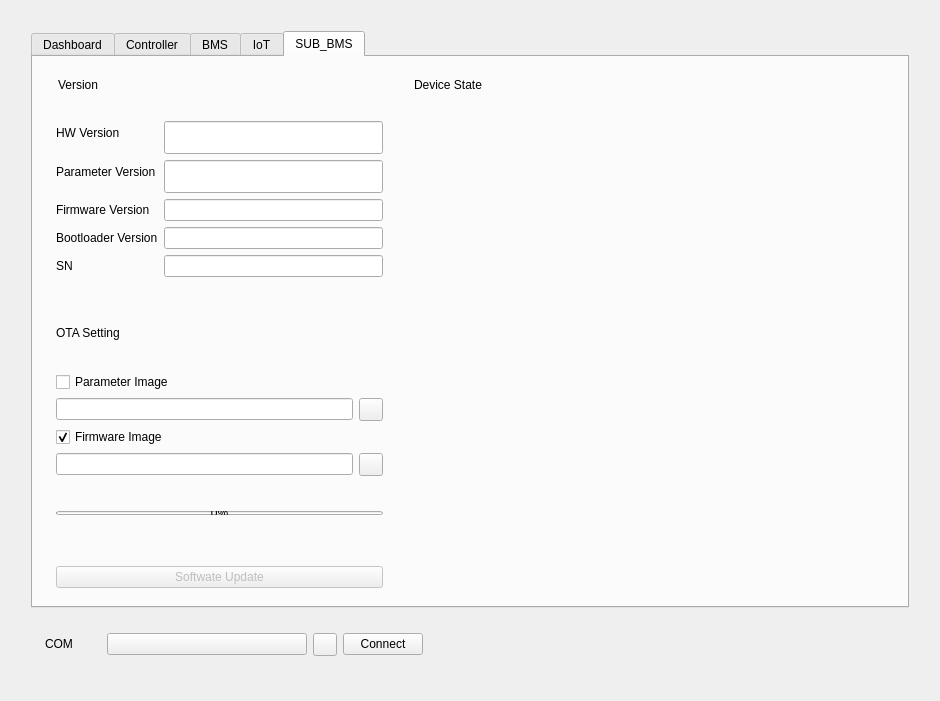
Weeeendi/AuthTestPlatform, file resource/ui/DeviceStateInterface_UI.ui: the form before one commit.
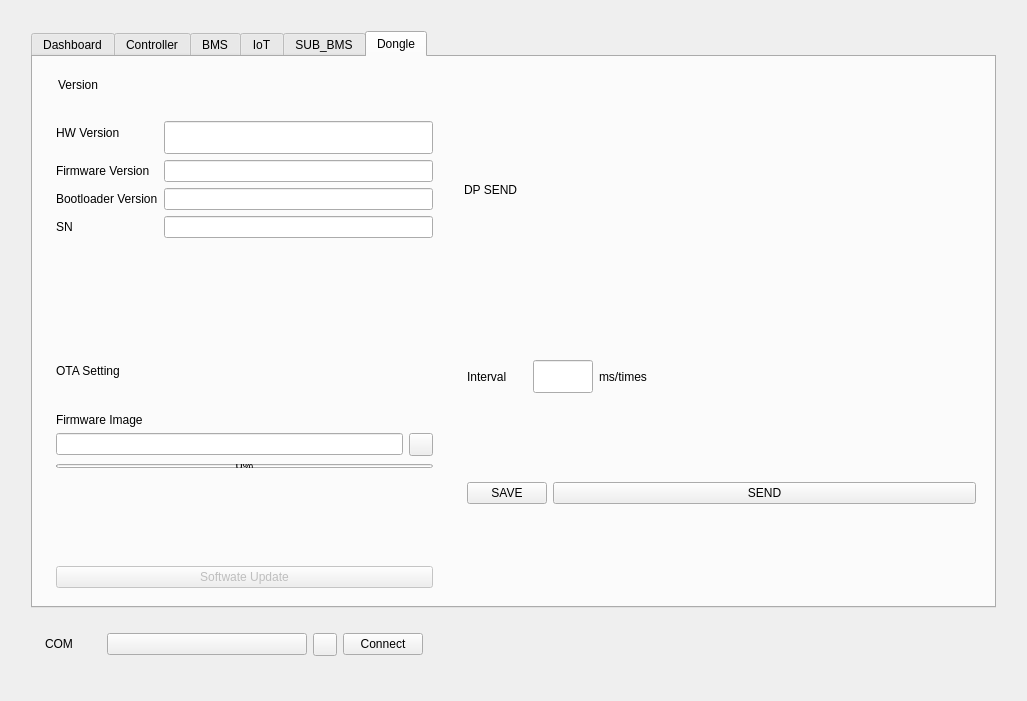
The form after the commit. The open tabs and pages were chosen to show the change. Icons and pictures are not drawn. Custom widgets are drawn as their Qt base class.

Commit message: feat(DpSend):添加Dongle页面下发 及 OTA dongle操作

The edit to the form file:
```diff
--- a/resource/ui/DeviceStateInterface_UI.ui
+++ b/resource/ui/DeviceStateInterface_UI.ui
@@ -6,7 +6,7 @@
    <rect>
     <x>0</x>
     <y>0</y>
-    <width>939</width>
+    <width>1027</width>
     <height>701</height>
    </rect>
   </property>
@@ -2841,7 +2841,11 @@
                    </widget>
                   </item>
                   <item row="4" column="1">
-                   <widget class="LineEdit" name="SN_5"/>
+                   <widget class="LineEdit" name="SN_5">
+                    <property name="readOnly">
+                     <bool>true</bool>
+                    </property>
+                   </widget>
                   </item>
                  </layout>
                 </item>
@@ -3088,7 +3092,7 @@
              <enum>QLayout::SetDefaultConstraint</enum>
             </property>
             <item>
-             <layout class="QVBoxLayout" name="verticalLayout_23" stretch="0,0,0">
+             <layout class="QVBoxLayout" name="verticalLayout_23" stretch="0,0">
               <property name="sizeConstraint">
                <enum>QLayout::SetMinAndMaxSize</enum>
               </property>
@@ -3197,11 +3201,443 @@
                 </item>
                </layout>
               </item>
+             </layout>
+            </item>
+           </layout>
+          </widget>
+         </item>
+        </layout>
+       </widget>
+       <widget class="QWidget" name="DONGLE_TAB">
+        <attribute name="title">
+         <string>Dongle</string>
+        </attribute>
+        <layout class="QHBoxLayout" name="horizontalLayout_48">
+         <item>
+          <widget class="CardWidget" name="SettingCard_11">
+           <property name="sizePolicy">
+            <sizepolicy hsizetype="Preferred" vsizetype="Expanding">
+             <horstretch>0</horstretch>
+             <verstretch>0</verstretch>
+            </sizepolicy>
+           </property>
+           <property name="minimumSize">
+            <size>
+             <width>350</width>
+             <height>0</height>
+            </size>
+           </property>
+           <property name="maximumSize">
+            <size>
+             <width>400</width>
+             <height>16777215</height>
+            </size>
+           </property>
+           <property name="styleSheet">
+            <string notr="true"/>
+           </property>
+           <layout class="QVBoxLayout" name="verticalLayout_54">
+            <item>
+             <layout class="QVBoxLayout" name="verticalLayout_55">
               <item>
-               <spacer name="verticalSpacer_21">
+               <layout class="QHBoxLayout" name="horizontalLayout_47">
+                <property name="leftMargin">
+                 <number>5</number>
+                </property>
+                <item>
+                 <spacer name="horizontalSpacer_55">
+                  <property name="orientation">
+                   <enum>Qt::Horizontal</enum>
+                  </property>
+                  <property name="sizeType">
+                   <enum>QSizePolicy::Fixed</enum>
+                  </property>
+                  <property name="sizeHint" stdset="0">
+                   <size>
+                    <width>2</width>
+                    <height>20</height>
+                   </size>
+                  </property>
+                 </spacer>
+                </item>
+                <item>
+                 <widget class="StrongBodyLabel" name="ParamConfLabel_11">
+                  <property name="text">
+                   <string>Version</string>
+                  </property>
+                 </widget>
+                </item>
+                <item>
+                 <spacer name="horizontalSpacer_56">
+                  <property name="orientation">
+                   <enum>Qt::Horizontal</enum>
+                  </property>
+                  <property name="sizeHint" stdset="0">
+                   <size>
+                    <width>40</width>
+                    <height>20</height>
+                   </size>
+                  </property>
+                 </spacer>
+                </item>
+               </layout>
+              </item>
+              <item>
+               <layout class="QVBoxLayout" name="verticalLayout_56">
+                <property name="leftMargin">
+                 <number>5</number>
+                </property>
+                <property name="topMargin">
+                 <number>10</number>
+                </property>
+                <item>
+                 <layout class="QFormLayout" name="formLayout_11">
+                  <property name="topMargin">
+                   <number>10</number>
+                  </property>
+                  <property name="bottomMargin">
+                   <number>10</number>
+                  </property>
+                  <item row="0" column="0">
+                   <widget class="BodyLabel" name="BodyLabel_PID_11">
+                    <property name="sizePolicy">
+                     <sizepolicy hsizetype="Expanding" vsizetype="Preferred">
+                      <horstretch>0</horstretch>
+                      <verstretch>0</verstretch>
+                     </sizepolicy>
+                    </property>
+                    <property name="minimumSize">
+                     <size>
+                      <width>0</width>
+                      <height>0</height>
+                     </size>
+                    </property>
+                    <property name="maximumSize">
+                     <size>
+                      <width>16777215</width>
+                      <height>16777215</height>
+                     </size>
+                    </property>
+                    <property name="text">
+                     <string>HW Version</string>
+                    </property>
+                   </widget>
+                  </item>
+                  <item row="0" column="1">
+                   <widget class="LineEdit" name="HWVersion_Dongle">
+                    <property name="sizePolicy">
+                     <sizepolicy hsizetype="Expanding" vsizetype="Fixed">
+                      <horstretch>0</horstretch>
+                      <verstretch>0</verstretch>
+                     </sizepolicy>
+                    </property>
+                    <property name="minimumSize">
+                     <size>
+                      <width>180</width>
+                      <height>33</height>
+                     </size>
+                    </property>
+                    <property name="text">
+                     <string/>
+                    </property>
+                    <property name="readOnly">
+                     <bool>true</bool>
+                    </property>
+                    <property name="clearButtonEnabled">
+                     <bool>false</bool>
+                    </property>
+                   </widget>
+                  </item>
+                  <item row="1" column="0">
+                   <widget class="BodyLabel" name="BodyLabel_31">
+                    <property name="text">
+                     <string>Firmware Version</string>
+                    </property>
+                   </widget>
+                  </item>
+                  <item row="1" column="1">
+                   <widget class="LineEdit" name="FirmwareVersion_Dongle">
+                    <property name="readOnly">
+                     <bool>true</bool>
+                    </property>
+                   </widget>
+                  </item>
+                  <item row="2" column="0">
+                   <widget class="BodyLabel" name="BodyLabel_32">
+                    <property name="text">
+                     <string>Bootloader Version</string>
+                    </property>
+                   </widget>
+                  </item>
+                  <item row="2" column="1">
+                   <widget class="LineEdit" name="BootVersion_Dongle">
+                    <property name="readOnly">
+                     <bool>true</bool>
+                    </property>
+                   </widget>
+                  </item>
+                  <item row="3" column="0">
+                   <widget class="BodyLabel" name="BodyLabel_33">
+                    <property name="text">
+                     <string>SN</string>
+                    </property>
+                   </widget>
+                  </item>
+                  <item row="3" column="1">
+                   <widget class="LineEdit" name="SN_Dongle">
+                    <property name="readOnly">
+                     <bool>true</bool>
+                    </property>
+                   </widget>
+                  </item>
+                 </layout>
+                </item>
+                <item>
+                 <spacer name="verticalSpacer_52">
+                  <property name="orientation">
+                   <enum>Qt::Vertical</enum>
+                  </property>
+                  <property name="sizeHint" stdset="0">
+                   <size>
+                    <width>20</width>
+                    <height>40</height>
+                   </size>
+                  </property>
+                 </spacer>
+                </item>
+                <item>
+                 <widget class="HorizontalSeparator" name="HorizontalSeparator_11"/>
+                </item>
+                <item>
+                 <widget class="StrongBodyLabel" name="StrongBodyLabel_11">
+                  <property name="sizePolicy">
+                   <sizepolicy hsizetype="Preferred" vsizetype="Expanding">
+                    <horstretch>0</horstretch>
+                    <verstretch>0</verstretch>
+                   </sizepolicy>
+                  </property>
+                  <property name="minimumSize">
+                   <size>
+                    <width>0</width>
+                    <height>0</height>
+                   </size>
+                  </property>
+                  <property name="text">
+                   <string>OTA Setting</string>
+                  </property>
+                 </widget>
+                </item>
+                <item>
+                 <widget class="BodyLabel" name="BodyLabel_34">
+                  <property name="text">
+                   <string>Firmware Image</string>
+                  </property>
+                 </widget>
+                </item>
+                <item>
+                 <layout class="QHBoxLayout" name="FirmFileLayOut_Dongle">
+                  <property name="topMargin">
+                   <number>0</number>
+                  </property>
+                  <item>
+                   <widget class="LineEdit" name="FirmFileName_Dongle"/>
+                  </item>
+                  <item>
+                   <widget class="ToolButton" name="FirmFileToolButton_Dongle"/>
+                  </item>
+                 </layout>
+                </item>
+                <item>
+                 <widget class="ProgressBar" name="UpdateProgressBar_Dongle">
+                  <property name="sizePolicy">
+                   <sizepolicy hsizetype="Expanding" vsizetype="Minimum">
+                    <horstretch>0</horstretch>
+                    <verstretch>0</verstretch>
+                   </sizepolicy>
+                  </property>
+                  <property name="minimumSize">
+                   <size>
+                    <width>0</width>
+                    <height>4</height>
+                   </size>
+                  </property>
+                  <property name="maximumSize">
+                   <size>
+                    <width>16777215</width>
+                    <height>0</height>
+                   </size>
+                  </property>
+                  <property name="baseSize">
+                   <size>
+                    <width>0</width>
+                    <height>0</height>
+                   </size>
+                  </property>
+                  <property name="autoFillBackground">
+                   <bool>false</bool>
+                  </property>
+                  <property name="value">
+                   <number>0</number>
+                  </property>
+                  <property name="textVisible">
+                   <bool>true</bool>
+                  </property>
+                  <property name="orientation">
+                   <enum>Qt::Horizontal</enum>
+                  </property>
+                  <property name="invertedAppearance">
+                   <bool>false</bool>
+                  </property>
+                  <property name="textDirection">
+                   <enum>QProgressBar::TopToBottom</enum>
+                  </property>
+                  <property name="useAni">
+                   <bool>false</bool>
+                  </property>
+                  <property name="val">
+                   <double>0.000000000000000</double>
+                  </property>
+                 </widget>
+                </item>
+                <item>
+                 <spacer name="verticalSpacer_55">
+                  <property name="orientation">
+                   <enum>Qt::Vertical</enum>
+                  </property>
+                  <property name="sizeHint" stdset="0">
+                   <size>
+                    <width>20</width>
+                    <height>40</height>
+                   </size>
+                  </property>
+                 </spacer>
+                </item>
+                <item>
+                 <widget class="BodyLabel" name="OTAStateLabel_Dongle">
+                  <property name="text">
+                   <string/>
+                  </property>
+                  <property name="alignment">
+                   <set>Qt::AlignCenter</set>
+                  </property>
+                 </widget>
+                </item>
+                <item>
+                 <widget class="PrimaryPushButton" name="ButtonStartOTA_Dongle">
+                  <property name="enabled">
+                   <bool>false</bool>
+                  </property>
+                  <property name="sizePolicy">
+                   <sizepolicy hsizetype="Expanding" vsizetype="Fixed">
+                    <horstretch>0</horstretch>
+                    <verstretch>0</verstretch>
+                   </sizepolicy>
+                  </property>
+                  <property name="text">
+                   <string>Softwate Update</string>
+                  </property>
+                  <property name="autoDefault">
+                   <bool>true</bool>
+                  </property>
+                 </widget>
+                </item>
+               </layout>
+              </item>
+             </layout>
+            </item>
+           </layout>
+          </widget>
+         </item>
+         <item>
+          <widget class="CardWidget" name="DeviceCard_11">
+           <property name="sizePolicy">
+            <sizepolicy hsizetype="Preferred" vsizetype="Preferred">
+             <horstretch>0</horstretch>
+             <verstretch>0</verstretch>
+            </sizepolicy>
+           </property>
+           <property name="minimumSize">
+            <size>
+             <width>500</width>
+             <height>0</height>
+            </size>
+           </property>
+           <property name="maximumSize">
+            <size>
+             <width>16777215</width>
+             <height>16777215</height>
+            </size>
+           </property>
+           <layout class="QVBoxLayout" name="verticalLayout_52">
+            <property name="sizeConstraint">
+             <enum>QLayout::SetDefaultConstraint</enum>
+            </property>
+            <item>
+             <layout class="QVBoxLayout" name="Layout" stretch="0,0,0,0">
+              <property name="sizeConstraint">
+               <enum>QLayout::SetMinAndMaxSize</enum>
+              </property>
+              <item>
+               <layout class="QHBoxLayout" name="horizontalLayout_45">
+                <property name="leftMargin">
+                 <number>5</number>
+                </property>
+                <item>
+                 <spacer name="horizontalSpacer_52">
+                  <property name="orientation">
+                   <enum>Qt::Horizontal</enum>
+                  </property>
+                  <property name="sizeType">
+                   <enum>QSizePolicy::Fixed</enum>
+                  </property>
+                  <property name="sizeHint" stdset="0">
+                   <size>
+                    <width>2</width>
+                    <height>20</height>
+                   </size>
+                  </property>
+                 </spacer>
+                </item>
+                <item>
+                 <widget class="StrongBodyLabel" name="DataProgressLabel_11">
+                  <property name="text">
+                   <string>DP SEND</string>
+                  </property>
+                 </widget>
+                </item>
+                <item>
+                 <spacer name="horizontalSpacer_53">
+                  <property name="orientation">
+                   <enum>Qt::Horizontal</enum>
+                  </property>
+                  <property name="sizeHint" stdset="0">
+                   <size>
+                    <width>40</width>
+                    <height>20</height>
+                   </size>
+                  </property>
+                 </spacer>
+                </item>
+               </layout>
+              </item>
+              <item>
+               <layout class="QVBoxLayout" name="DpListLayout">
+                <property name="leftMargin">
+                 <number>10</number>
+                </property>
+                <property name="topMargin">
+                 <number>10</number>
+                </property>
+               </layout>
+              </item>
+              <item>
+               <spacer name="verticalSpacer_51">
                 <property name="orientation">
                  <enum>Qt::Vertical</enum>
                 </property>
+                <property name="sizeType">
+                 <enum>QSizePolicy::Fixed</enum>
+                </property>
                 <property name="sizeHint" stdset="0">
                  <size>
                   <width>20</width>
@@ -3210,6 +3646,70 @@
                 </property>
                </spacer>
               </item>
+              <item>
+               <layout class="QGridLayout" name="gridLayout_2">
+                <property name="leftMargin">
+                 <number>10</number>
+                </property>
+                <item row="0" column="1">
+                 <widget class="LineEdit" name="LineEdit">
+                  <property name="maximumSize">
+                   <size>
+                    <width>60</width>
+                    <height>33</height>
+                   </size>
+                  </property>
+                 </widget>
+                </item>
+                <item row="0" column="2">
+                 <widget class="BodyLabel" name="BodyLabel_17">
+                  <property name="text">
+                   <string>ms/times</string>
+                  </property>
+                 </widget>
+                </item>
+                <item row="0" column="0">
+                 <widget class="BodyLabel" name="BodyLabel_13">
+                  <property name="maximumSize">
+                   <size>
+                    <width>60</width>
+                    <height>16777215</height>
+                   </size>
+                  </property>
+                  <property name="text">
+                   <string>Interval</string>
+                  </property>
+                 </widget>
+                </item>
+                <item row="1" column="0" rowspan="2" colspan="3">
+                 <layout class="QHBoxLayout" name="horizontalLayout_49" stretch="0,2">
+                  <property name="spacing">
+                   <number>6</number>
+                  </property>
+                  <property name="leftMargin">
+                   <number>0</number>
+                  </property>
+                  <property name="topMargin">
+                   <number>0</number>
+                  </property>
+                  <item>
+                   <widget class="PushButton" name="SAVE_DP">
+                    <property name="text">
+                     <string>SAVE</string>
+                    </property>
+                   </widget>
+                  </item>
+                  <item>
+                   <widget class="PushButton" name="SEND_DP">
+                    <property name="text">
+                     <string>SEND</string>
+                    </property>
+                   </widget>
+                  </item>
+                 </layout>
+                </item>
+               </layout>
+              </item>
              </layout>
             </item>
            </layout>
```
Left out of the diff: 66 changed lines with no effect on the pictures. The commit also changes 4 other files.
